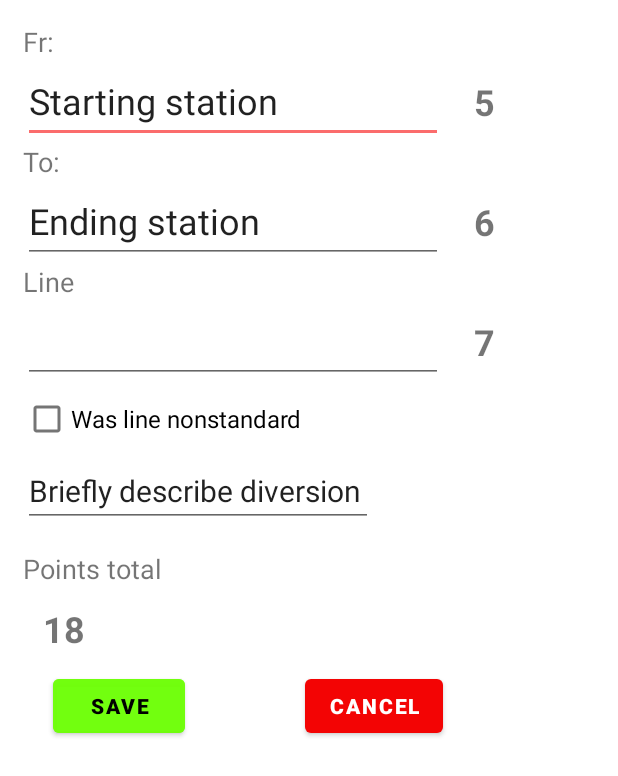
After one commit to tomveselka/PrazskaLitackaMobile, an Android app: the layout activity_add_edit_race_list_item.xml on its own in the app's theme, with its tools: preview values and no code run, on a phone screen of 412 x 824 dp. The commit adds this screen. Shown: the top 776 px of the screen. Run offline under Robolectric (Android 15) with nearby library versions, the phone set to English and light mode, and no system bars.

Commit message:
working on list

```diff
--- a/app/src/main/java/com/tomveselka/prazskalitackamobile/RaceListItem.java
+++ b/app/src/main/java/com/tomveselka/prazskalitackamobile/RaceListItemActivity.java
@@ -4,7 +4,7 @@ import androidx.appcompat.app.AppCompatActivity;
 
 import android.os.Bundle;
 
-public class RaceListItem extends AppCompatActivity {
+public class RaceListItemActivity extends AppCompatActivity {
 
     @Override
     protected void onCreate(Bundle savedInstanceState) {
--- a/app/src/main/java/com/tomveselka/prazskalitackamobile/race/RowService.java
+++ b/app/src/main/java/com/tomveselka/prazskalitackamobile/race/domain/RowService.java
@@ -1,4 +1,4 @@
-package com.tomveselka.prazskalitackamobile.race;
+package com.tomveselka.prazskalitackamobile.race.domain;
 
 
 
--- /dev/null
+++ b/app/src/main/res/layout/activity_add_edit_race_list_item.xml
@@ -0,0 +1,141 @@
+<?xml version="1.0" encoding="utf-8"?>
+<RelativeLayout xmlns:android="http://schemas.android.com/apk/res/android"
+    xmlns:app="http://schemas.android.com/apk/res-auto"
+    xmlns:tools="http://schemas.android.com/tools"
+    android:layout_width="wrap_content"
+    android:layout_height="wrap_content"
+    android:padding="15dp"
+    tools:context=".AddEditRaceListItemActivity">
+
+    <TextView
+        android:id="@+id/dialog_add_edit_item_from_label"
+        android:layout_width="wrap_content"
+        android:layout_height="wrap_content"
+        android:layout_alignParentTop="true"
+        style="@style/AddEditRaceItemLabel"
+        android:text="@string/from_label" />
+
+    <EditText
+        android:id="@+id/dialog_add_edit_item_from_input"
+        android:layout_width="wrap_content"
+        android:layout_below="@+id/dialog_add_edit_item_from_label"
+        android:inputType="text"
+        android:text="@string/from_default"
+        style="@style/AddEditRaceItemValue"
+        />
+
+    <TextView
+        android:id="@+id/dialog_add_edit_item_from_points"
+        android:layout_below="@+id/dialog_add_edit_item_from_label"
+        android:layout_toRightOf="@+id/dialog_add_edit_item_from_input"
+        style="@style/AddEditRacePointsValue"
+        android:text="5"
+        />
+
+    <TextView
+        android:id="@+id/dialog_add_edit_item_to_label"
+        android:layout_width="wrap_content"
+        android:layout_height="wrap_content"
+        android:layout_below="@+id/dialog_add_edit_item_from_input"
+        style="@style/AddEditRaceItemLabel"
+        android:text="@string/to_label" />
+
+    <EditText
+        android:id="@+id/dialog_add_edit_item_to_input"
+        android:layout_width="wrap_content"
+        android:layout_below="@+id/dialog_add_edit_item_to_label"
+        android:inputType="text"
+        style="@style/AddEditRaceItemValue"
+        android:text="@string/to_default"
+        />
+
+    <TextView
+        android:id="@+id/dialog_add_edit_item_to_points"
+        android:layout_below="@+id/dialog_add_edit_item_to_label"
+        android:layout_toRightOf="@+id/dialog_add_edit_item_to_input"
+        android:text="6"
+        style="@style/AddEditRacePointsValue"
+        />
+
+    <TextView
+        android:id="@+id/dialog_add_edit_item_line_label"
+        android:layout_width="wrap_content"
+        android:layout_height="wrap_content"
+        android:layout_below="@+id/dialog_add_edit_item_to_input"
+        style="@style/AddEditRaceItemLabel"
+        android:text="@string/line_label"
+        />
+
+    <EditText
+        android:id="@+id/dialog_add_edit_item_line_value"
+        android:layout_width="wrap_content"
+        android:layout_below="@+id/dialog_add_edit_item_line_label"
+        android:inputType="text"
+        android:text=""
+        style="@style/AddEditRaceItemValue"
+        />
+
+    <TextView
+        android:id="@+id/dialog_add_edit_item_line_points"
+        android:layout_below="@+id/dialog_add_edit_item_line_label"
+        android:layout_toRightOf="@+id/dialog_add_edit_item_line_value"
+        android:text="7"
+        style="@style/AddEditRacePointsValue"/>
+
+    <CheckBox
+        android:id="@+id/dialog_add_edit_item_is_line_nonstandard_checkbox"
+        android:layout_width="wrap_content"
+        android:layout_height="wrap_content"
+        android:textSize="16dp"
+        android:layout_below="@+id/dialog_add_edit_item_line_value"
+        android:text="@string/checkbox_nonstandard_line" />
+
+    <EditText
+        android:id="@+id/dialog_add_edit_item_nonstandard_line_description"
+        android:layout_width="wrap_content"
+        android:layout_height="wrap_content"
+        android:layout_below="@+id/dialog_add_edit_item_is_line_nonstandard_checkbox"
+        android:ems="10"
+        android:inputType="text"
+        android:text="@string/nonstandard_line_description"
+        android:textSize="20sp" />
+
+    <TextView
+        android:id="@+id/dialog_add_edit_item_total_points_label"
+        android:layout_width="wrap_content"
+        android:layout_height="wrap_content"
+        android:layout_below="@+id/dialog_add_edit_item_nonstandard_line_description"
+        style="@style/AddEditRaceItemLabel"
+        android:layout_marginTop="15dp"
+        android:text="@string/points_total_label" />
+
+    <TextView
+        android:id="@+id/dialog_add_edit_item_total_points_value"
+        android:layout_below="@+id/dialog_add_edit_item_total_points_label"
+        android:text="18"
+        style="@style/AddEditRacePointsValue"
+        />
+
+    <Button
+        android:id="@+id/dialog_add_edit_item_save_button"
+        android:layout_width="wrap_content"
+        android:layout_height="wrap_content"
+        android:layout_below="@+id/dialog_add_edit_item_total_points_value"
+        android:layout_marginLeft="20dp"
+        android:backgroundTint="@color/button_positive_green"
+        android:text="@string/btn_save"
+        android:textColor="#000000"
+        android:textStyle="bold" />
+
+    <Button
+        android:id="@+id/dialog_add_edit_item_cancel_button"
+        android:layout_width="wrap_content"
+        android:layout_height="wrap_content"
+        android:layout_below="@+id/dialog_add_edit_item_total_points_value"
+        android:layout_marginLeft="80dp"
+        android:layout_toRightOf="@+id/dialog_add_edit_item_save_button"
+        android:text="@string/btn_cancel"
+        android:textStyle="bold" />
+
+
+</RelativeLayout>
--- a/app/src/main/res/layout/activity_race_list_item.xml
+++ b/app/src/main/res/layout/activity_race_list_item.xml
@@ -4,7 +4,7 @@
     xmlns:tools="http://schemas.android.com/tools"
     android:layout_width="match_parent"
     android:layout_height="wrap_content"
-    tools:context=".RaceListItem">
+    tools:context=".RaceListItemActivity">
 
 
     <TextView
--- a/app/src/main/res/values/colors.xml
+++ b/app/src/main/res/values/colors.xml
@@ -5,5 +5,6 @@
     <color name="color_bar_primary_red">#F30404</color>
     <color name="color_bar_secondary_red">#FB6C6C</color>
     <color name="color_background_light_blue">#9BDDFB</color>
-
+    <color name="button_negative_red">#F30404</color>
+    <color name="button_positive_green">#D36FFF08</color>
 </resources>
--- a/app/src/main/res/values/strings.xml
+++ b/app/src/main/res/values/strings.xml
@@ -11,5 +11,12 @@
     <string name="bonus_lines_number_label">Bonus lines visited</string>
     <string name="bonus_lines_number_value">1/3</string>
     <string name="from_label">Fr:</string>
+    <string name="from_default">Starting station</string>
     <string name="to_label">To:</string>
+    <string name="to_default">Ending station</string>
+    <string name="line_label">Line</string>
+    <string name="checkbox_nonstandard_line">Was line nonstandard</string>
+    <string name="nonstandard_line_description">Briefly describe diversion</string>
+    <string name="btn_save">Save</string>
+    <string name="btn_cancel">Cancel</string>
 </resources>
--- /dev/null
+++ b/app/src/main/res/values/styles.xml
@@ -0,0 +1,18 @@
+<?xml version="1.0" encoding="utf-8"?>
+<resources>
+    <style name="AddEditRaceItemLabel">
+        <item name="android:textSize">18sp</item>
+    </style>
+    <style name="AddEditRaceItemValue">
+        <item name="android:textSize">24sp</item>
+        <item name="android:ems">10</item>
+        <item name="android:layout_height">55dp</item>
+    </style>
+    <style name="AddEditRacePointsValue">
+        <item name="android:textSize">24sp</item>
+        <item name="android:layout_height">55dp</item>
+        <item name="android:layout_width">55dp</item>
+        <item name="android:gravity">center_horizontal|center_vertical</item>
+        <item name="android:textStyle">bold</item>
+    </style>
+</resources>
--- a/app/src/main/res/values/themes.xml
+++ b/app/src/main/res/values/themes.xml
@@ -4,10 +4,14 @@
         <item name="colorPrimary">@color/color_bar_primary_red</item>
         <item name="colorPrimaryVariant">@color/color_bar_primary_red</item>
         <item name="colorOnPrimary">@color/white</item>
-
         <item name="colorSecondary">@color/color_bar_secondary_red</item>
         <item name="colorSecondaryVariant">@color/color_bar_secondary_red</item>
         <item name="colorOnSecondary">@color/black</item>
+    </style>
+
+    <style name="Theme.DialogAddItem" parent="Theme.Material3.Light.Dialog">
+        <item name="windowActionBar">false</item>
+        <item name="windowNoTitle">true</item>
 
     </style>
 
```
Also changed, not shown: app/build.gradle (+24 -0 lines), app/src/main/AndroidManifest.xml (+8 -4 lines), app/src/main/java/com/tomveselka/prazskalitackamobile/AddEditRaceListItemActivity.java (added, +33 -0 lines), app/src/main/java/com/tomveselka/prazskalitackamobile/MainActivity.java (+22 -2 lines), app/src/main/java/com/tomveselka/prazskalitackamobile/entities/RowEntity.java (+12 -1 lines), app/src/main/java/com/tomveselka/prazskalitackamobile/entities/TransportTypePointsEntity.java (added, +40 -0 lines), app/src/main/java/com/tomveselka/prazskalitackamobile/race/domain/EvaluateNewRow.java (added, +43 -0 lines), app/src/main/java/com/tomveselka/prazskalitackamobile/race/repository/TransportTypePointsRepository.java (added, +7 -0 lines), app/src/main/java/com/tomveselka/prazskalitackamobile/race/row/RowDao.java (added, +29 -0 lines), app/src/main/java/com/tomveselka/prazskalitackamobile/race/row/RowDatabase.java (added, +56 -0 lines), app/src/main/java/com/tomveselka/prazskalitackamobile/race/row/RowRepository.java (added, +61 -0 lines), app/src/main/java/com/tomveselka/prazskalitackamobile/race/row/RowViewModel.java (added, +40 -0 lines).
